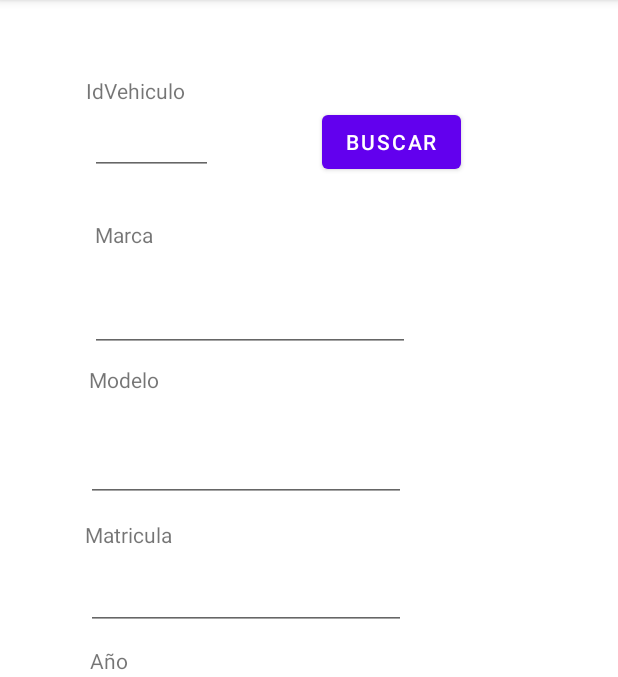
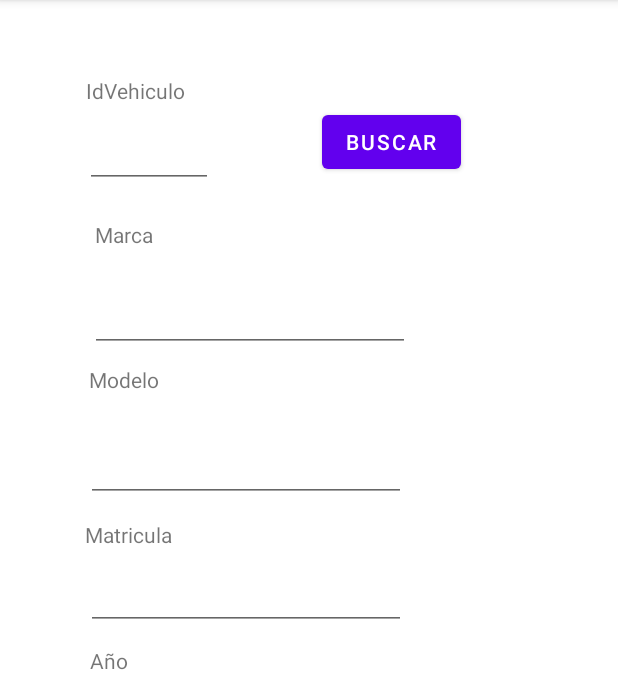
Before and after one commit to xabier100/ANDROID_APP_GarageManagement, an Android app: the screen it shows after launch (MantenimientoVehiculos), after a tap on "VEHICULOS", on a phone screen of 412 x 824 dp, the part 84-761 px from its top. Run offline under Robolectric (Android 15) with nearby library versions, the phone set to English and light mode, and no system bars.

Commit message:
En proceso para implementar mantenimiento de vehiculos

```diff
--- a/ProyectoAndroid/app/src/main/java/com/example/proyectoandroid/TallerOpenHelper.java
+++ b/ProyectoAndroid/app/src/main/java/com/example/proyectoandroid/TallerOpenHelper.java
@@ -26,7 +26,7 @@ public class TallerOpenHelper extends SQLiteOpenHelper {
             "    Modelo     TEXT," +
             "    Matricula  TEXT," +
             "    Year        INTEGER," +
-            "    Dni        INTEGER UNIQUE," +
+            "    Dni        TEXT UNIQUE," +
             "    FOREIGN KEY (" +
             "        Dni" +
             "    )" +
@@ -37,7 +37,7 @@ public class TallerOpenHelper extends SQLiteOpenHelper {
             ");";
     private String strCrearTablaReparaciones="CREATE TABLE NotasReparaciones (" +
             "    CodigoNota         INTEGER," +
-            "    DNI                INTEGER UNIQUE," +
+            "    DNI                TEXT UNIQUE," +
             "    FechaReparacion INTEGER," +
             "    Concepcto          TEXT," +
             "    Importe            INTEGER," +
--- a/ProyectoAndroid/app/src/main/res/layout/activity_mantenimiento_facturas.xml
+++ b/ProyectoAndroid/app/src/main/res/layout/activity_mantenimiento_facturas.xml
@@ -32,7 +32,7 @@
         app:layout_constraintVertical_bias="0.589" />
 
     <EditText
-        android:id="@+id/txtIdCodigoNota"
+        android:id="@+id/txtIdVehiculo"
         android:layout_width="82dp"
         android:layout_height="32dp"
         android:ems="10"
@@ -106,7 +106,7 @@
         app:layout_constraintVertical_bias="0.198" />
 
     <EditText
-        android:id="@+id/txtFechaReparacion"
+        android:id="@+id/txtMarca"
         android:layout_width="wrap_content"
         android:layout_height="wrap_content"
         android:ems="10"
@@ -145,7 +145,7 @@
         app:layout_constraintVertical_bias="0.89" />
 
     <EditText
-        android:id="@+id/txtConcepto"
+        android:id="@+id/txtModelo"
         android:layout_width="wrap_content"
         android:layout_height="wrap_content"
         android:ems="10"
--- a/ProyectoAndroid/app/src/main/res/layout/activity_mantenimiento_vehiculos.xml
+++ b/ProyectoAndroid/app/src/main/res/layout/activity_mantenimiento_vehiculos.xml
@@ -57,17 +57,17 @@
         app:layout_constraintVertical_bias="0.698" />
 
     <EditText
-        android:id="@+id/txtIdCodigoNota"
-        android:layout_width="82dp"
-        android:layout_height="32dp"
+        android:id="@+id/txtIdVehiculo"
+        android:layout_width="85dp"
+        android:layout_height="46dp"
         android:ems="10"
         android:inputType="textPersonName"
         app:layout_constraintBottom_toBottomOf="parent"
         app:layout_constraintEnd_toEndOf="parent"
-        app:layout_constraintHorizontal_bias="0.182"
+        app:layout_constraintHorizontal_bias="0.174"
         app:layout_constraintStart_toStartOf="parent"
         app:layout_constraintTop_toTopOf="parent"
-        app:layout_constraintVertical_bias="0.115" />
+        app:layout_constraintVertical_bias="0.11" />
 
     <Button
         android:id="@+id/btnBuscar"
@@ -131,7 +131,7 @@
         app:layout_constraintVertical_bias="0.196" />
 
     <EditText
-        android:id="@+id/txtFechaReparacion"
+        android:id="@+id/txtMarca"
         android:layout_width="wrap_content"
         android:layout_height="wrap_content"
         android:ems="10"
@@ -170,7 +170,7 @@
         app:layout_constraintVertical_bias="0.89" />
 
     <EditText
-        android:id="@+id/txtConcepto"
+        android:id="@+id/txtModelo"
         android:layout_width="wrap_content"
         android:layout_height="wrap_content"
         android:ems="10"
```
Also changed, not shown: ProyectoAndroid/app/src/main/java/com/example/proyectoandroid/MantenimientoVehiculos.java (+100 -2 lines), 3 other files.
